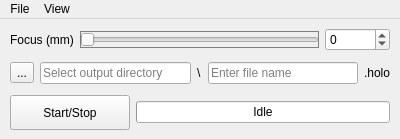
First picture: the form in Holovibes/lightui.ui, repository DigitalHolography/Holovibes, before the edit.
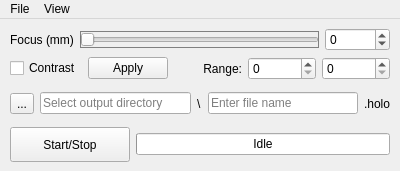
Second picture: the form after the edit. Custom widgets are drawn as their Qt base class.

Commit message: added lightui change for contrat control, to connect

Patch:
```diff
--- a/Holovibes/lightui.ui
+++ b/Holovibes/lightui.ui
@@ -7,7 +7,7 @@
     <x>0</x>
     <y>0</y>
     <width>400</width>
-    <height>139</height>
+    <height>171</height>
    </rect>
   </property>
   <property name="minimumSize">
@@ -82,6 +82,40 @@
       </item>
      </layout>
     </item>
+    <item>
+     <layout class="QHBoxLayout" name="horizontalLayout_3">
+      <item>
+       <widget class="QCheckBox" name="checkBox">
+        <property name="text">
+         <string>Contrast</string>
+        </property>
+       </widget>
+      </item>
+      <item>
+       <widget class="QPushButton" name="pushButton">
+        <property name="text">
+         <string>Apply</string>
+        </property>
+       </widget>
+      </item>
+      <item>
+       <widget class="QLabel" name="label_2">
+        <property name="text">
+         <string>Range:</string>
+        </property>
+        <property name="alignment">
+         <set>Qt::AlignRight|Qt::AlignTrailing|Qt::AlignVCenter</set>
+        </property>
+       </widget>
+      </item>
+      <item>
+       <widget class="QSpinBox" name="spinBox"/>
+      </item>
+      <item>
+       <widget class="QSpinBox" name="spinBox_2"/>
+      </item>
+     </layout>
+    </item>
     <item>
      <layout class="QHBoxLayout" name="outputFileSelectionLayout">
       <property name="spacing">
```
